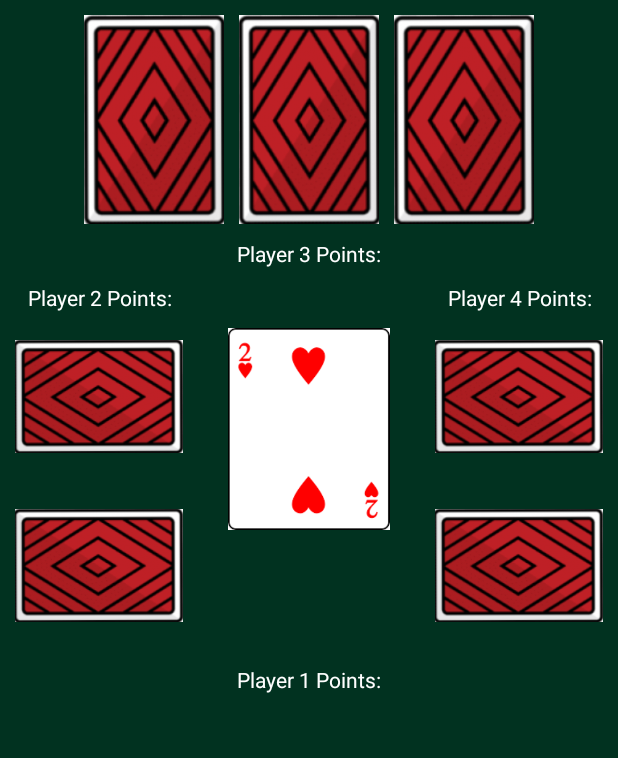
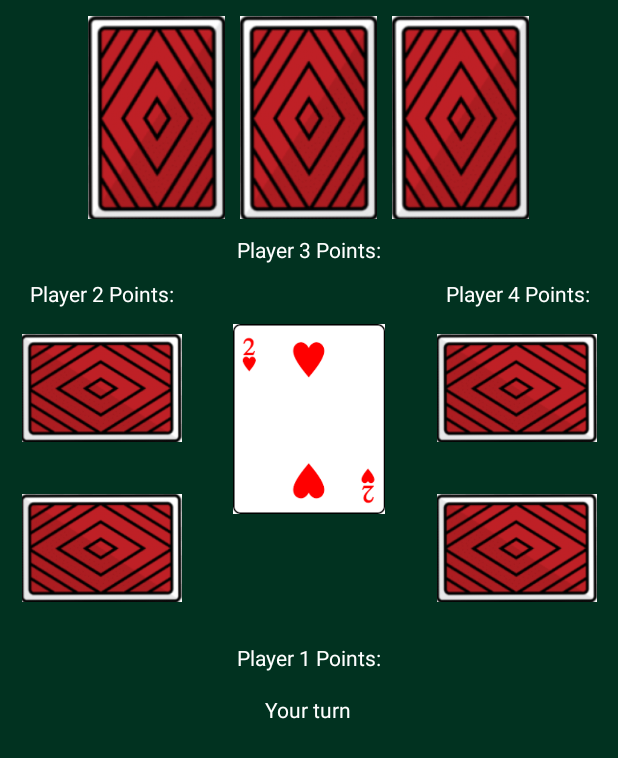
Before and after one commit to porterc24/AssholePreisident, an Android app: the layout activity_main.xml on its own in the app's theme, with its tools: preview values and no code run, on a phone screen of 412 x 824 dp. Shown: the top 758 px of the screen. Run offline under Robolectric (Android 15) with nearby library versions, the phone set to English and light mode, and no system bars.

Commit message:
Added play button and stuff

```diff
--- a/app/src/main/java/com/example/presidentasshole/PresidentGameState.java
+++ b/app/src/main/java/com/example/presidentasshole/PresidentGameState.java
@@ -248,6 +248,7 @@ public class PresidentGameState {
             inPlayPile.print();
             // The PromptAction is for telling the AI player to make a move:
             this.currTurn.nextTurn();
+            this.game.updateTurnText(this.currTurn.getTurn());
 
             this.game.sendInfo(new PromptAction(null), getPlayerFromTurn());
             this.game.renderPlayPile();
@@ -259,8 +260,10 @@ public class PresidentGameState {
     public boolean pass(Player player) {
         if (isPlayerTurn(player)) {
             this.currTurn.nextTurn();
+            this.game.updateTurnText(this.currTurn.getTurn());
+            this.game.print("Pass accepted.");
+
             this.game.sendInfo(new PromptAction(null), getPlayerFromTurn());
-            this.game.print("Pass accepted.");
             return true;
         }
         this.game.print("Pass rejected. Not player's turn.");
--- a/app/src/main/res/layout/activity_main.xml
+++ b/app/src/main/res/layout/activity_main.xml
@@ -165,6 +165,7 @@
             android:layout_width="wrap_content"
             android:layout_height="wrap_content"
             android:layout_gravity="center"
+            android:gravity="center"
             android:orientation="vertical">
 
             <TextView
@@ -172,6 +173,15 @@
                 android:layout_width="wrap_content"
                 android:layout_height="wrap_content"
                 android:text="Player 1 Points:"
+                android:textColor="#FFFFFF" />
+
+            <TextView
+                android:id="@+id/turn_text"
+                android:layout_width="wrap_content"
+                android:layout_height="wrap_content"
+                android:layout_marginTop="15dp"
+                android:gravity="center"
+                android:text="Your turn"
                 android:textColor="#FFFFFF" />
         </LinearLayout>
 
@@ -186,23 +196,22 @@
             <LinearLayout
                 android:layout_width="wrap_content"
                 android:layout_height="wrap_content"
-                android:layout_weight="1"
-                android:orientation="horizontal">
+                android:layout_weight="1">
 
                 <Space
-                    android:layout_width="wrap_content"
+                    android:layout_width="match_parent"
                     android:layout_height="wrap_content"
                     android:layout_weight="1" />
 
                 <Button
                     android:id="@+id/collapse_button"
-                    android:layout_width="wrap_content"
+                    android:layout_width="match_parent"
                     android:layout_height="wrap_content"
-                    android:layout_weight="1"
+                    android:layout_weight="0.25"
                     android:text="Collapse" />
 
                 <Space
-                    android:layout_width="wrap_content"
+                    android:layout_width="match_parent"
                     android:layout_height="wrap_content"
                     android:layout_weight="1" />
             </LinearLayout>
@@ -319,10 +328,65 @@
                 </RelativeLayout>
             </HorizontalScrollView>
 
-            <Space
+            <LinearLayout
                 android:layout_width="wrap_content"
                 android:layout_height="wrap_content"
-                android:layout_weight="1" />
+                android:layout_weight="1"
+                android:gravity="center_horizontal"
+                android:orientation="vertical">
+
+                <LinearLayout
+                    android:id="@+id/pass_button_layout"
+                    android:layout_width="match_parent"
+                    android:layout_height="match_parent"
+                    android:layout_weight="1"
+                    android:orientation="horizontal">
+
+                    <Space
+                        android:layout_width="match_parent"
+                        android:layout_height="wrap_content"
+                        android:layout_weight="1" />
+
+                    <Button
+                        android:id="@+id/pass_button"
+                        android:layout_width="match_parent"
+                        android:layout_height="wrap_content"
+                        android:layout_weight="0.25"
+                        android:text="Pass" />
+
+                    <Space
+                        android:layout_width="match_parent"
+                        android:layout_height="wrap_content"
+                        android:layout_weight="1" />
+                </LinearLayout>
+
+                <LinearLayout
+                    android:id="@+id/play_button_layout"
+                    android:layout_width="match_parent"
+                    android:layout_height="match_parent"
+                    android:layout_weight="1"
+                    android:gravity="clip_horizontal">
+
+                    <Space
+                        android:layout_width="match_parent"
+                        android:layout_height="wrap_content"
+                        android:layout_weight="1" />
+
+                    <Button
+                        android:id="@+id/play_button"
+                        android:layout_width="match_parent"
+                        android:layout_height="wrap_content"
+                        android:layout_weight="0.25"
+                        android:gravity="center_horizontal"
+                        android:text="Play" />
+
+                    <Space
+                        android:layout_width="match_parent"
+                        android:layout_height="wrap_content"
+                        android:layout_weight="1" />
+                </LinearLayout>
+
+            </LinearLayout>
 
             <ImageButton
                 android:id="@+id/imageButton"
```
Also changed, not shown: app/src/main/java/com/example/presidentasshole/MainActivity.java (+15 -6 lines), app/src/main/java/com/example/presidentasshole/PresidentGame.java (+39 -0 lines), app/src/main/java/com/example/presidentasshole/players/DumbAIPlayer.java (+20 -0 lines), app/src/main/java/com/example/presidentasshole/players/Player.java (+12 -6 lines).
